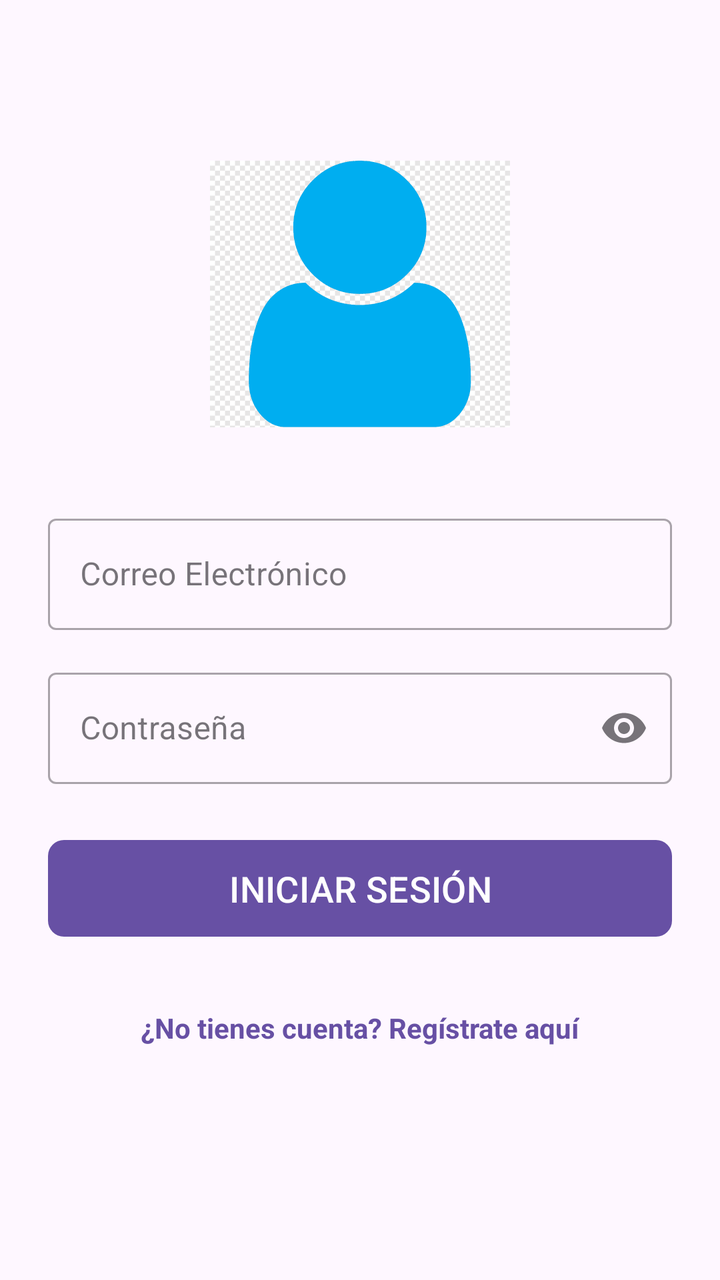
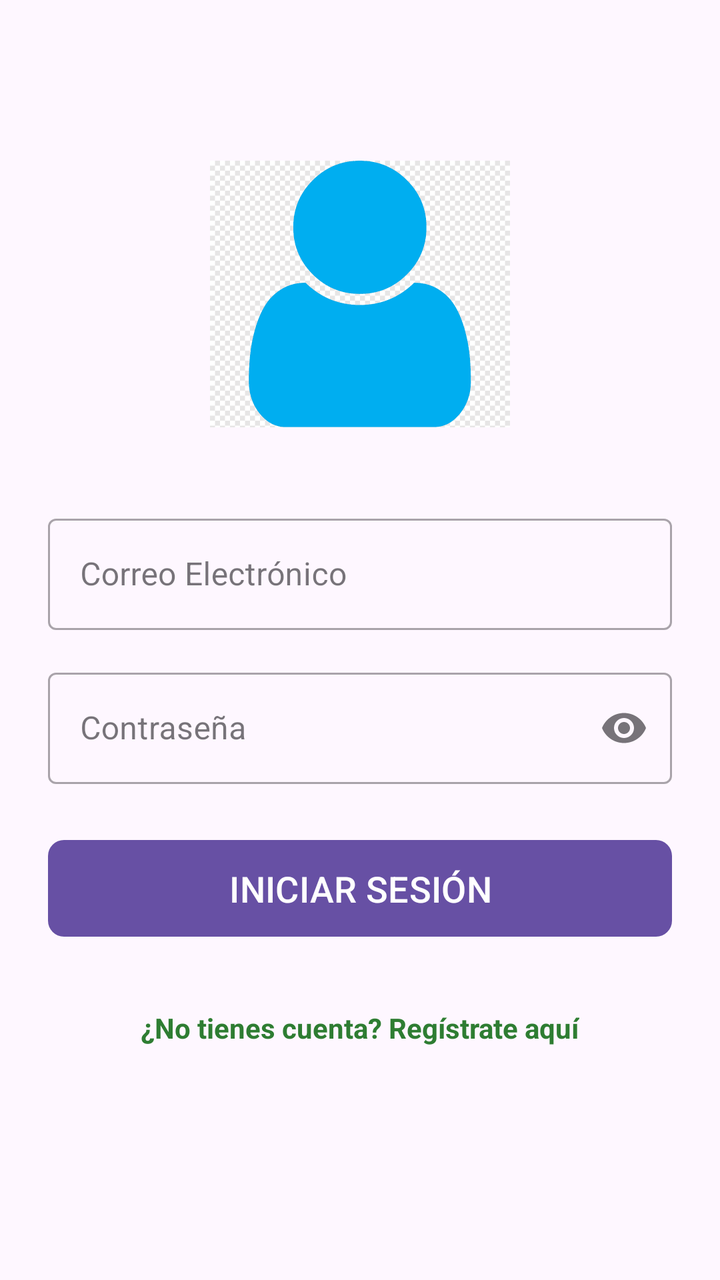

Before-and-after screenshots of an Android layout around one commit, followed by the original layout XML and the change that was made.
<!-- AndroidManifest.xml: application theme Theme.MyApplication -->
<!-- res/layout/activity_login.xml -->
<?xml version="1.0" encoding="utf-8"?>
<androidx.constraintlayout.widget.ConstraintLayout
    xmlns:android="http://schemas.android.com/apk/res/android"
    xmlns:app="http://schemas.android.com/apk/res-auto"
    xmlns:tools="http://schemas.android.com/tools"
    android:layout_width="match_parent"
    android:layout_height="match_parent"
    android:padding="24dp"
    tools:context=".Login">
    <ImageView
        android:id="@+id/img_logo"
        android:layout_width="150dp"
        android:layout_height="150dp"
        android:layout_marginTop="48dp"
        android:src="@drawable/login_blue"
        android:contentDescription="Logo de Marketplace"
        app:layout_constraintEnd_toEndOf="parent"
        app:layout_constraintStart_toStartOf="parent"
        app:layout_constraintTop_toTopOf="parent" />
    <com.google.android.material.textfield.TextInputLayout
        android:id="@+id/til_email"
        style="@style/Widget.MaterialComponents.TextInputLayout.OutlinedBox"
        android:layout_width="0dp"
        android:layout_height="wrap_content"
        android:layout_marginTop="32dp"
        app:layout_constraintEnd_toEndOf="parent"
        app:layout_constraintStart_toStartOf="parent"
        app:layout_constraintTop_toBottomOf="@+id/img_logo">
        <com.google.android.material.textfield.TextInputEditText
            android:id="@+id/et_email"
            android:layout_width="match_parent"
            android:layout_height="wrap_content"
            android:hint="Correo Electrónico"
            android:inputType="textEmailAddress" />
    </com.google.android.material.textfield.TextInputLayout>
    <com.google.android.material.textfield.TextInputLayout
        android:id="@+id/til_password"
        style="@style/Widget.MaterialComponents.TextInputLayout.OutlinedBox"
        android:layout_width="0dp"
        android:layout_height="wrap_content"
        android:layout_marginTop="16dp"
        app:endIconMode="password_toggle"
        app:layout_constraintEnd_toEndOf="parent"
        app:layout_constraintStart_toStartOf="parent"
        app:layout_constraintTop_toBottomOf="@+id/til_email">
        <com.google.android.material.textfield.TextInputEditText
            android:id="@+id/et_password"
            android:layout_width="match_parent"
            android:layout_height="wrap_content"
            android:hint="Contraseña"
            android:inputType="textPassword" />
    </com.google.android.material.textfield.TextInputLayout>
    <Button
        android:id="@+id/btn_login"
        android:layout_width="0dp"
        android:layout_height="wrap_content"
        android:layout_marginTop="24dp"
        android:text="INICIAR SESIÓN"
        android:textSize="18sp"
        android:paddingTop="12dp"
        android:paddingBottom="12dp"
        app:cornerRadius="8dp"
        app:layout_constraintEnd_toEndOf="parent"
        app:layout_constraintStart_toStartOf="parent"
        app:layout_constraintTop_toBottomOf="@+id/til_password" />
    <TextView
        android:id="@+id/tv_link_registro"
        android:layout_width="wrap_content"
        android:layout_height="wrap_content"
        android:layout_marginTop="24dp"
        android:padding="8dp"
        android:text="¿No tienes cuenta? Regístrate aquí"
        android:textColor="?attr/colorPrimary"
        android:textStyle="bold"
        app:layout_constraintEnd_toEndOf="parent"
        app:layout_constraintStart_toStartOf="parent"
        app:layout_constraintTop_toBottomOf="@+id/btn_login" />
</androidx.constraintlayout.widget.ConstraintLayout>
<!-- resources referenced by this layout -->
<resources>
  <!-- drawable login_blue: png bitmap (drawable, 4771 bytes) -->
  <style name="Theme.MyApplication" parent="Base.Theme.MyApplication" />
  <style name="Base.Theme.MyApplication" parent="Theme.Material3.DayNight.NoActionBar">
          
          
      </style>
</resources>

<!-- the commit's change to res/layout/activity_login.xml (unified diff, before → after) -->
@@ -70,7 +70,7 @@
         android:layout_marginTop="24dp"
         android:padding="8dp"
         android:text="¿No tienes cuenta? Regístrate aquí"
-        android:textColor="?attr/colorPrimary"
+        android:textColor="@color/verdeEtiqueta"
         android:textStyle="bold"
         app:layout_constraintEnd_toEndOf="parent"
         app:layout_constraintStart_toStartOf="parent"
<!-- resource entries referenced after the edit -->
@@ -1,5 +1,6 @@
 <!-- resources referenced by this layout -->
 <resources>
+  <color name="verdeEtiqueta">#2E7D32</color>
   <!-- drawable login_blue: png bitmap (drawable, 4771 bytes) -->
   <style name="Theme.MyApplication" parent="Base.Theme.MyApplication" />
   <style name="Base.Theme.MyApplication" parent="Theme.Material3.DayNight.NoActionBar">
